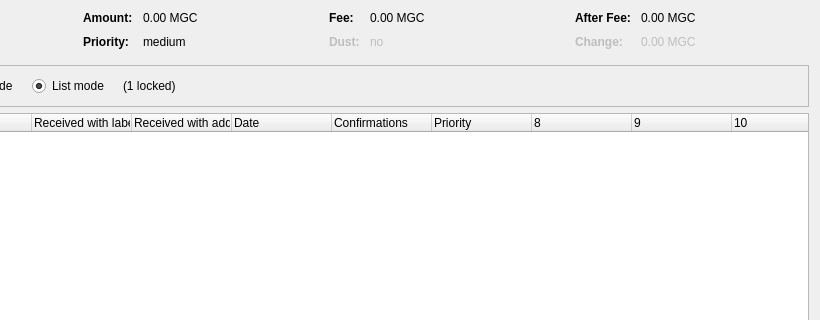
This is src/qt/forms/coincontroldialog.ui in MassGrid/MassGrid as Qt 5 draws it before an edit; both pictures show x 180 to 1000 and y 0 to 320 of the 1000 by 500 pixel window. The edited form follows.
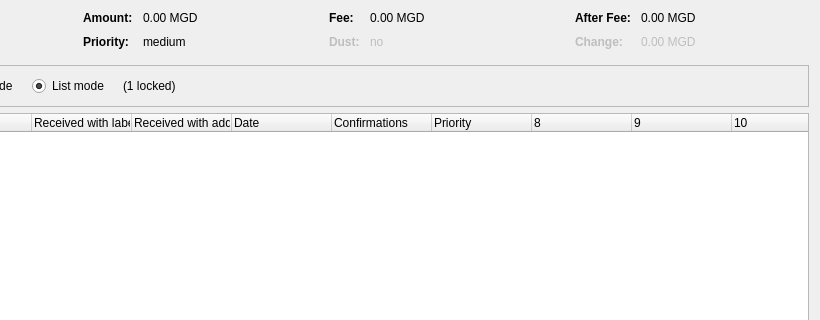
This is the edited form. Custom widgets are drawn as their Qt base class.

```diff
--- a/src/qt/forms/coincontroldialog.ui
+++ b/src/qt/forms/coincontroldialog.ui
@@ -132,7 +132,7 @@
           <enum>Qt::ActionsContextMenu</enum>
          </property>
          <property name="text">
-          <string notr="true">0.00 MGC</string>
+          <string notr="true">0.00 MGD</string>
          </property>
          <property name="textInteractionFlags">
           <set>Qt::LinksAccessibleByMouse|Qt::TextSelectableByKeyboard|Qt::TextSelectableByMouse</set>
@@ -206,7 +206,7 @@
           <enum>Qt::ActionsContextMenu</enum>
          </property>
          <property name="text">
-          <string notr="true">0.00 MGC</string>
+          <string notr="true">0.00 MGD</string>
          </property>
          <property name="textInteractionFlags">
           <set>Qt::LinksAccessibleByMouse|Qt::TextSelectableByKeyboard|Qt::TextSelectableByMouse</set>
@@ -286,7 +286,7 @@
           <enum>Qt::ActionsContextMenu</enum>
          </property>
          <property name="text">
-          <string notr="true">0.00 MGC</string>
+          <string notr="true">0.00 MGD</string>
          </property>
          <property name="textInteractionFlags">
           <set>Qt::LinksAccessibleByMouse|Qt::TextSelectableByKeyboard|Qt::TextSelectableByMouse</set>
@@ -321,7 +321,7 @@
           <enum>Qt::ActionsContextMenu</enum>
          </property>
          <property name="text">
-          <string notr="true">0.00 MGC</string>
+          <string notr="true">0.00 MGD</string>
          </property>
          <property name="textInteractionFlags">
           <set>Qt::LinksAccessibleByMouse|Qt::TextSelectableByKeyboard|Qt::TextSelectableByMouse</set>
```
